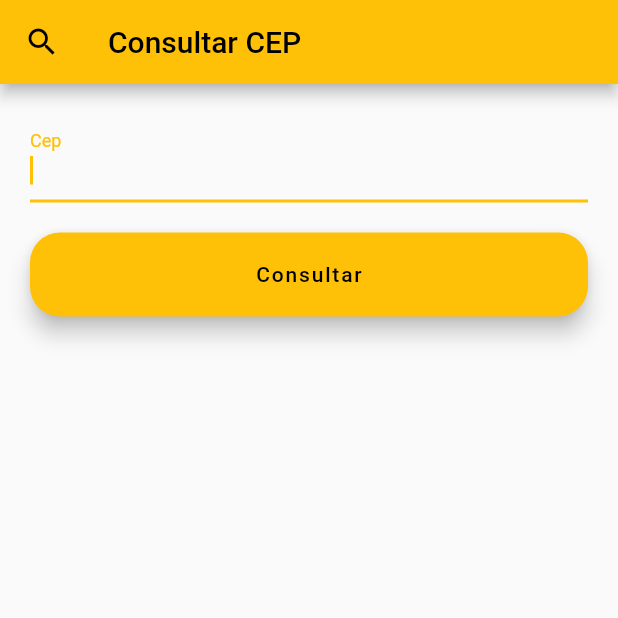
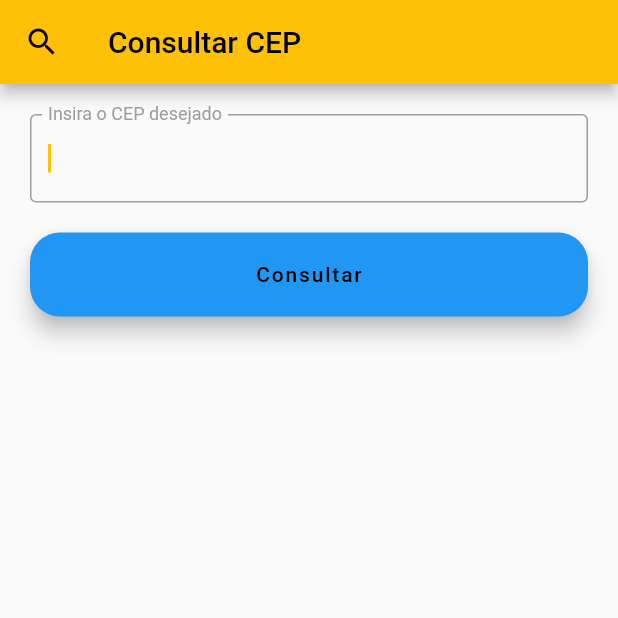
Before and after one commit to thaispaes/Pesquisa-CEP, a Flutter app: the screen it shows after launch, on a phone screen of 412 x 824 dp, the top half of it. Run offline on Flutter 3.47's test engine with Material 2 defaults, Android fonts, the phone set to English and light mode, and no system bars; our stand-ins replace easy_rich_text, fluttertoast.

Commit message:
Feat: mostrando dados na tela

```diff
--- a/lib/main.dart
+++ b/lib/main.dart
@@ -2,6 +2,7 @@ import 'dart:io';
 
 import 'package:flutter/material.dart';
 import 'package:pesquisa_cep/views/home_page.dart';
+
 
 void main() {
   HttpOverrides.global = MyHttpOverrides();
@@ -18,7 +19,7 @@ void main() {
 class MyHttpOverrides extends HttpOverrides{
   @override
   HttpClient createHttpClient(SecurityContext? context){
-    return super.createHttpClient(context)
-      ..badCertificateCallback = (X509Certificate cert, String host, int port)=> true;
+      return super.createHttpClient(context)
+        ..badCertificateCallback = (X509Certificate cert, String host, int port)=> true;
   }
 }
--- a/lib/views/home_page.dart
+++ b/lib/views/home_page.dart
@@ -1,5 +1,9 @@
 import 'package:flutter/material.dart';
+import 'package:pesquisa_cep/models/result_cep.dart';
 import 'package:pesquisa_cep/services/via_cep_service.dart';
+import 'package:fluttertoast/fluttertoast.dart';
+import 'package:easy_rich_text/easy_rich_text.dart';
+
 
 class HomePage extends StatefulWidget {
   @override
@@ -11,6 +15,8 @@ class _HomePageState extends State<HomePage> {
   bool _loading = false;
   bool _enableField = true;
   String? _result;
+  late ResultCep _response = ResultCep();
+
 
   @override
   void dispose() {
@@ -32,7 +38,7 @@ class _HomePageState extends State<HomePage> {
           children: <Widget>[
             _buildSearchCepTextField(),
             _buildSearchCepButton(),
-            _buildResultForm()
+            _buildResultCep()
           ],
         ),
       ),
@@ -44,7 +50,12 @@ class _HomePageState extends State<HomePage> {
       autofocus: true,
       keyboardType: TextInputType.number,
       textInputAction: TextInputAction.done,
-      decoration: InputDecoration(labelText: 'Cep'),
+      decoration: const InputDecoration(
+          labelText: "Insira o CEP desejado",
+          labelStyle: TextStyle(color: Colors.grey),
+          focusedBorder: OutlineInputBorder(borderSide: BorderSide(color: Colors.grey)),
+          enabledBorder: OutlineInputBorder(borderSide: BorderSide(color: Colors.grey)),
+      ),
       controller: _searchCepController,
       enabled: _enableField,
     );
@@ -55,8 +66,51 @@ class _HomePageState extends State<HomePage> {
       padding: const EdgeInsets.only(top: 20.0),
       child: FloatingActionButton(
         onPressed: _searchCep,
+        backgroundColor: Colors.blue,
         shape: RoundedRectangleBorder(borderRadius: BorderRadius.circular(20)),
         child: _loading ? _circularLoading() : Text('Consultar'),
+
+      ),
+    );
+  }
+
+  Widget _buildResultCep() {
+    return Container(
+      margin: const EdgeInsets.only(left: 20, top: 30),
+      child: Padding(
+        padding: const EdgeInsets.only(bottom: 32),
+        child: Column(
+          crossAxisAlignment: CrossAxisAlignment.start,
+          children: <Widget>[
+            RichText(
+                text: TextSpan(text: _response.cep ?? '')
+            ),
+            RichText(
+                text: TextSpan(text: _response.localidade ?? '')
+            ),
+            RichText(
+                text: TextSpan(text: _response.complemento ?? '')
+            ),
+            RichText(
+                text: TextSpan(text: _response.bairro ?? '')
+            ),
+            RichText(
+                text: TextSpan(text: _response.localidade ?? '')
+            ),
+            RichText(
+                text: TextSpan(text: _response.uf ?? '')
+            ),
+            RichText(
+                text: TextSpan(text: _response.ibge ?? '')
+            ),
+            RichText(
+                text: TextSpan(text: _response.unidade ?? '')
+            ),
+            RichText(
+                text: TextSpan(text: _response.gia ?? '')
+            ),
+          ],
+        ),
       ),
     );
   }
@@ -73,7 +127,9 @@ class _HomePageState extends State<HomePage> {
     return Container(
       height: 15.0,
       width: 15.0,
-      child: CircularProgressIndicator(),
+      child: const CircularProgressIndicator(
+        valueColor: AlwaysStoppedAnimation<Color>(Colors.white),
+      ),
     );
   }
 
@@ -82,20 +138,21 @@ class _HomePageState extends State<HomePage> {
 
     final cep = _searchCepController.text;
 
+    try {
       final resultCep = await ViaCepService.fetchCep(cep: cep);
       print(resultCep.localidade); // Exibindo somente a localidade no terminal
 
       setState(() {
-      _result = resultCep.toJson();
+          _response = resultCep;
       });
 
       _searching(false);
-  }
-
-  Widget _buildResultForm() {
-    return Container(
-      padding: EdgeInsets.only(top: 20.0),
-      child: Text(_result ?? ''),
+    } catch (e) {
+      Fluttertoast.showToast(
+        msg: 'Ocorreu um erro: $e',
+        backgroundColor: Colors.red,
+        textColor: Colors.white,
       );
     }
   }
+}
--- a/pubspec.yaml
+++ b/pubspec.yaml
@@ -14,12 +14,14 @@ dependencies:
 
   cupertino_icons: ^1.0.2
   http: ^0.13.5
+  easy_rich_text: '^2.0.0'
 
 dev_dependencies:
   flutter_test:
     sdk: flutter
 
   flutter_lints: ^2.0.0
+  fluttertoast: ^8.0.6
 
 flutter:
   uses-material-design: true
```
Also changed, not shown: pubspec.lock. Lines whose indentation alone changed are shown as unchanged.
